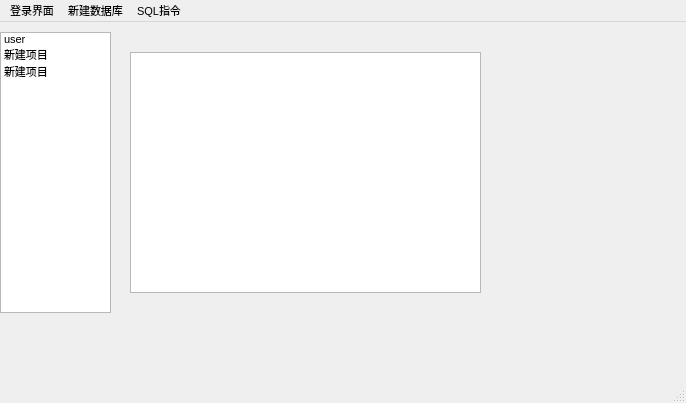
Old version of the form mainwindow.ui in the repository NorthOuterTowner/DB.
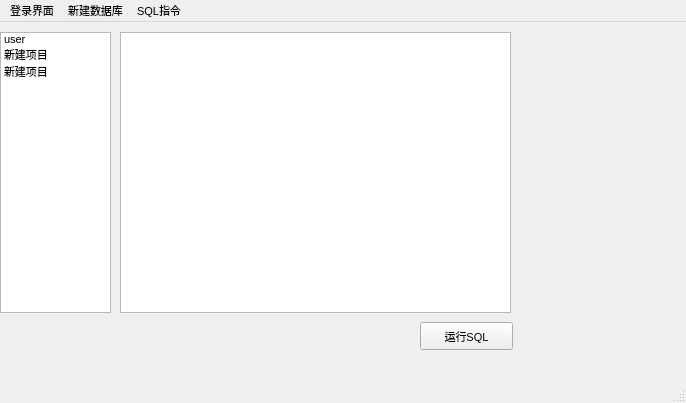
New version of the form.

Diff of the .ui file:
```diff
--- a/mainwindow.ui
+++ b/mainwindow.ui
@@ -19,16 +19,6 @@
    <string>MainWindow</string>
   </property>
   <widget class="QWidget" name="centralwidget">
-   <widget class="QTextBrowser" name="textBrowser">
-    <property name="geometry">
-     <rect>
-      <x>130</x>
-      <y>30</y>
-      <width>351</width>
-      <height>241</height>
-     </rect>
-    </property>
-   </widget>
    <widget class="QListWidget" name="listWidget">
     <property name="geometry">
      <rect>
@@ -54,6 +44,29 @@
      </property>
     </item>
    </widget>
+   <widget class="QTextEdit" name="inputSQL">
+    <property name="geometry">
+     <rect>
+      <x>120</x>
+      <y>10</y>
+      <width>391</width>
+      <height>281</height>
+     </rect>
+    </property>
+   </widget>
+   <widget class="QPushButton" name="pushButton">
+    <property name="geometry">
+     <rect>
+      <x>420</x>
+      <y>300</y>
+      <width>93</width>
+      <height>28</height>
+     </rect>
+    </property>
+    <property name="text">
+     <string>运行SQL</string>
+    </property>
+   </widget>
   </widget>
   <widget class="QMenuBar" name="menubar">
    <property name="geometry">
```
Left out of the diff: 2 changed lines with no effect on the pictures.
